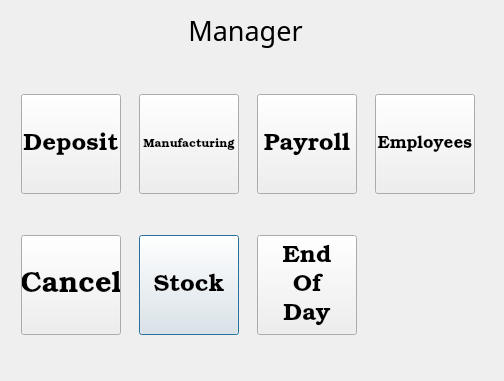
Before: the Qt Designer form QTDesigner/manager.ui in mudman266/pypos, drawn with Qt 5.
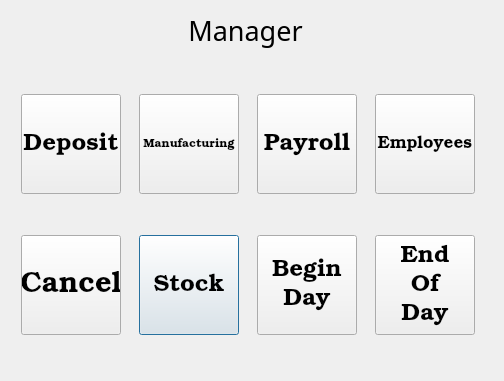
After: the same form once the commit is applied.

Commit message: Updated manager screen to include a 'Begin Day' button. Added the ability to open a session with 'Begin Day'.

```diff
--- a/QTDesigner/manager.ui
+++ b/QTDesigner/manager.ui
@@ -83,46 +83,6 @@
       </property>
      </widget>
     </item>
-    <item row="1" column="2">
-     <widget class="QPushButton" name="btn_eod">
-      <property name="sizePolicy">
-       <sizepolicy hsizetype="Preferred" vsizetype="Preferred">
-        <horstretch>0</horstretch>
-        <verstretch>20</verstretch>
-       </sizepolicy>
-      </property>
-      <property name="minimumSize">
-       <size>
-        <width>100</width>
-        <height>100</height>
-       </size>
-      </property>
-      <property name="maximumSize">
-       <size>
-        <width>100</width>
-        <height>100</height>
-       </size>
-      </property>
-      <property name="baseSize">
-       <size>
-        <width>12</width>
-        <height>2</height>
-       </size>
-      </property>
-      <property name="font">
-       <font>
-        <family>Bookman Old Style</family>
-        <pointsize>18</pointsize>
-        <stylestrategy>PreferAntialias</stylestrategy>
-       </font>
-      </property>
-      <property name="text">
-       <string>End
-Of
-Day</string>
-      </property>
-     </widget>
-    </item>
     <item row="0" column="0">
      <widget class="QPushButton" name="btn_deposit">
       <property name="sizePolicy">
@@ -313,6 +273,85 @@
       </property>
      </widget>
     </item>
+    <item row="1" column="3">
+     <widget class="QPushButton" name="btn_eod">
+      <property name="sizePolicy">
+       <sizepolicy hsizetype="Preferred" vsizetype="Preferred">
+        <horstretch>0</horstretch>
+        <verstretch>20</verstretch>
+       </sizepolicy>
+      </property>
+      <property name="minimumSize">
+       <size>
+        <width>100</width>
+        <height>100</height>
+       </size>
+      </property>
+      <property name="maximumSize">
+       <size>
+        <width>100</width>
+        <height>100</height>
+       </size>
+      </property>
+      <property name="baseSize">
+       <size>
+        <width>12</width>
+        <height>2</height>
+       </size>
+      </property>
+      <property name="font">
+       <font>
+        <family>Bookman Old Style</family>
+        <pointsize>18</pointsize>
+        <stylestrategy>PreferAntialias</stylestrategy>
+       </font>
+      </property>
+      <property name="text">
+       <string>End
+Of
+Day</string>
+      </property>
+     </widget>
+    </item>
+    <item row="1" column="2">
+     <widget class="QPushButton" name="btn_begin_day">
+      <property name="sizePolicy">
+       <sizepolicy hsizetype="Preferred" vsizetype="Preferred">
+        <horstretch>0</horstretch>
+        <verstretch>20</verstretch>
+       </sizepolicy>
+      </property>
+      <property name="minimumSize">
+       <size>
+        <width>100</width>
+        <height>100</height>
+       </size>
+      </property>
+      <property name="maximumSize">
+       <size>
+        <width>100</width>
+        <height>100</height>
+       </size>
+      </property>
+      <property name="baseSize">
+       <size>
+        <width>12</width>
+        <height>2</height>
+       </size>
+      </property>
+      <property name="font">
+       <font>
+        <family>Bookman Old Style</family>
+        <pointsize>18</pointsize>
+        <stylestrategy>PreferAntialias</stylestrategy>
+       </font>
+      </property>
+      <property name="text">
+       <string>Begin
+Day</string>
+      </property>
+     </widget>
+    </item>
    </layout>
   </widget>
  </widget>
```
The commit also changes 2 other files.
